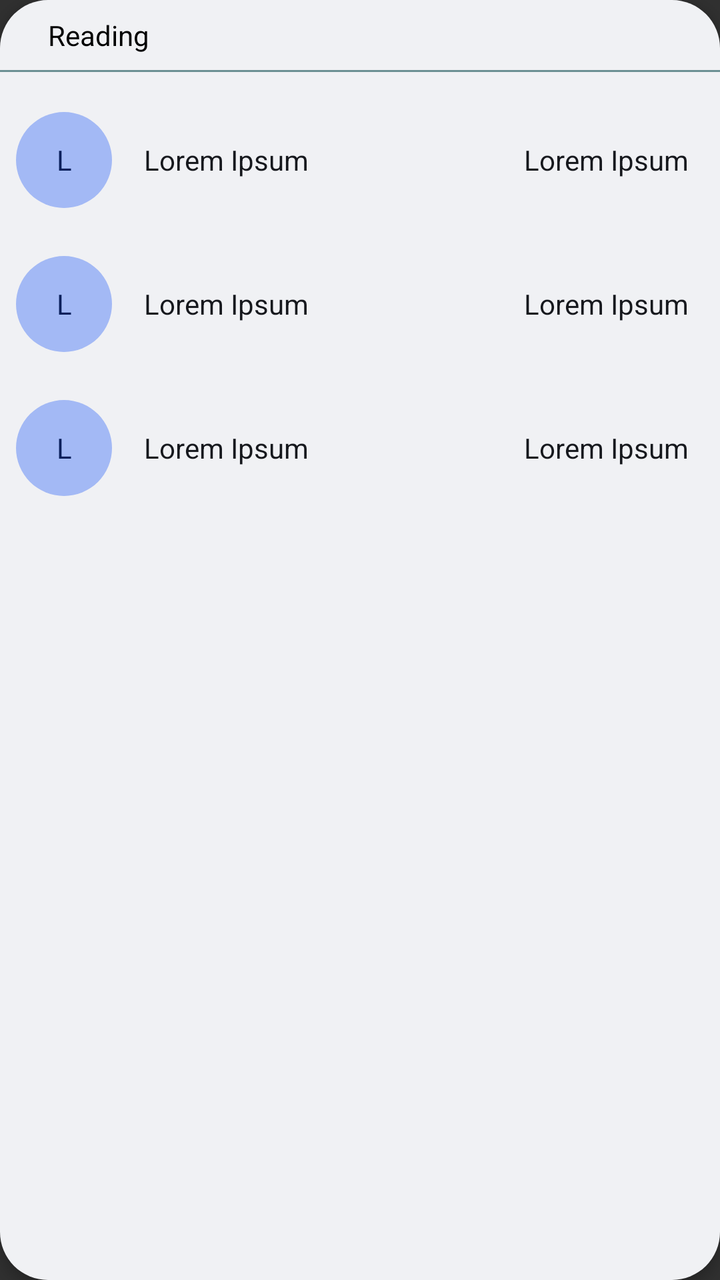
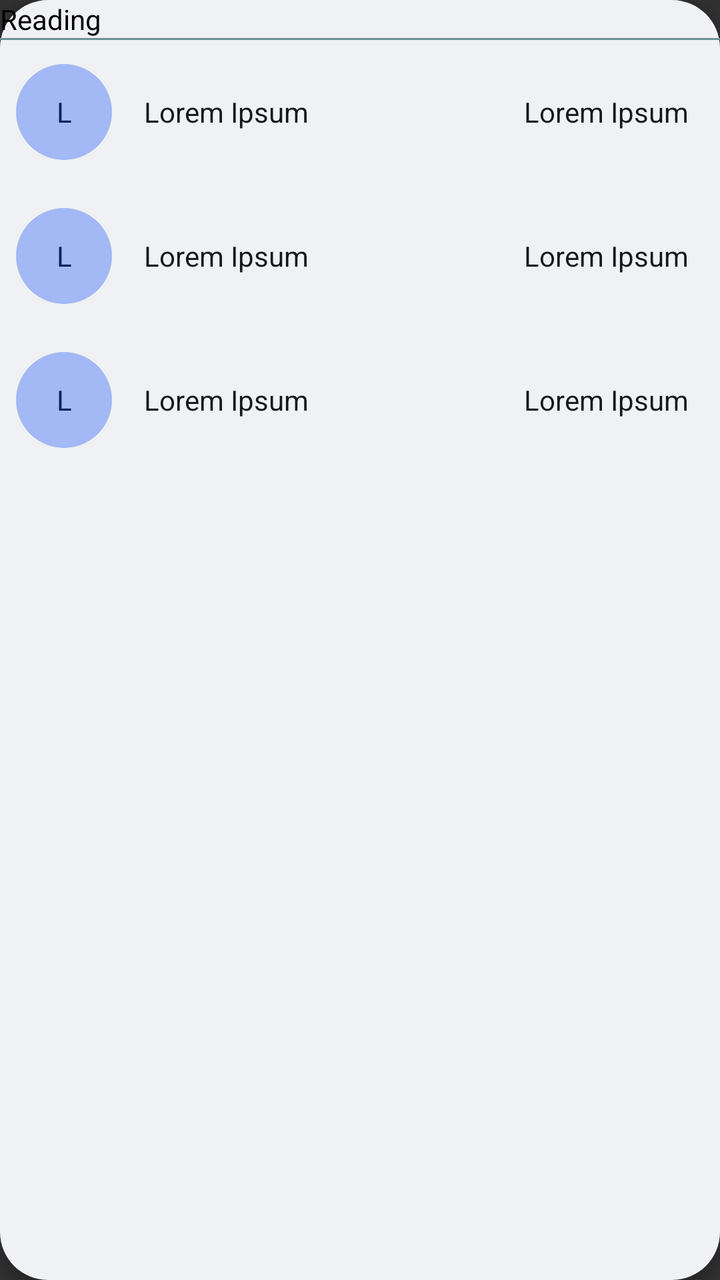

Screens rendered from an Android XML layout before and after an edit, with the pre-edit source and the edit as a unified diff.
<!-- AndroidManifest.xml: application theme Theme.MangaCheck -->
<!-- res/layout/reading_list_category.xml -->
<?xml version="1.0" encoding="utf-8"?>
<LinearLayout xmlns:android="http://schemas.android.com/apk/res/android"
    xmlns:app="http://schemas.android.com/apk/res-auto"
    android:layout_width="match_parent"
    android:layout_height="wrap_content"
    android:background="@drawable/basic_surface"
    android:elevation="4dp"
    android:orientation="vertical">

    <TextView
        android:id="@+id/status"
        android:layout_width="match_parent"
        android:layout_height="wrap_content"
        android:layout_marginHorizontal="@dimen/card_horizontal_margin"
        android:layout_marginTop="@dimen/card_top_margin"
        android:text="@string/status_comic_reading"
        android:textColor="@color/black"
        app:layout_constraintEnd_toEndOf="parent"
        app:layout_constraintStart_toStartOf="parent"
        app:layout_constraintTop_toTopOf="parent" />

    <View
        android:id="@+id/horizontal_straight_line"
        android:layout_width="match_parent"
        android:layout_height="1dp"
        android:layout_marginTop="@dimen/card_top_margin"
        android:layout_marginBottom="@dimen/card_top_margin"
        android:background="@drawable/horizontal_straight_line"
        app:layout_constraintEnd_toEndOf="parent"
        app:layout_constraintStart_toStartOf="parent"
        app:layout_constraintTop_toTopOf="parent" />

    <include layout="@layout/reading_list_entry" />

    <include layout="@layout/reading_list_entry" />

    <include layout="@layout/reading_list_entry" />
</LinearLayout>
<!-- res/layout/reading_list_entry.xml (included above) -->
<?xml version="1.0" encoding="utf-8"?>
<LinearLayout
    xmlns:android="http://schemas.android.com/apk/res/android"
    android:orientation="horizontal"
    android:layout_width="match_parent"
    android:layout_height="56dp"
    android:layout_marginBottom="@dimen/card_bottom_margin"
    android:layout_marginTop="@dimen/card_top_margin"
    >

    <TextView
        android:id="@+id/letter_circle"
        android:layout_width="@dimen/card_icon_button"
        android:layout_height="@dimen/card_icon_button"
        android:background="@drawable/reading_list_circle"
        android:layout_gravity="center"
        android:textColor="?colorOnPrimaryContainer"
        android:text="L"
        android:gravity="center"
        android:layout_marginStart="@dimen/card_top_margin"
        />

    <TextView
        android:id="@+id/manga_name"
        android:layout_width="wrap_content"
        android:layout_height="wrap_content"
        android:text="Lorem Ipsum"
        android:textColor="?colorOnSurface"
        android:layout_gravity="center"
        android:layout_marginStart="@dimen/card_elements_margin"
        />
    <TextView
        android:id="@+id/chapter"
        android:layout_width="match_parent"
        android:layout_height="wrap_content"
        android:text="Lorem Ipsum"
        android:textColor="?colorOnSurface"
        android:layout_gravity="center"
        android:gravity="end"
        android:layout_marginEnd="@dimen/card_elements_margin"
        />

</LinearLayout>
<!-- resources referenced by this layout -->
<resources>
  <color name="black">#FF000000</color>
  <dimen name="card_bottom_margin">8dp</dimen>
  <dimen name="card_elements_margin">16dp</dimen>
  <dimen name="card_horizontal_margin">24dp</dimen>
  <dimen name="card_icon_button">48dp</dimen>
  <dimen name="card_top_margin">8dp</dimen>
  <!-- drawable basic_surface (drawable) -->
  <?xml version="1.0" encoding="utf-8"?>
  <shape xmlns:android="http://schemas.android.com/apk/res/android"
      android:shape="rectangle">
      <solid android:color="?colorSurface" />
      <corners android:radius="@dimen/card_corner_radius" />
  </shape>
  <!-- drawable horizontal_straight_line (drawable) -->
  <?xml version="1.0" encoding="utf-8"?>
  <shape xmlns:android="http://schemas.android.com/apk/res/android"
      android:shape="rectangle">
      <solid android:color="?colorOutline" />
  </shape>
  <!-- drawable reading_list_circle (drawable) -->
  <?xml version="1.0" encoding="utf-8"?>
  <selector xmlns:android="http://schemas.android.com/apk/res/android">
      <item>
          <shape android:shape="oval">
              <solid android:color="?colorPrimaryContainer" />
          </shape>
      </item>
  </selector>
  <string name="status_comic_reading">Reading</string>
  <dimen name="card_corner_radius">24dp</dimen>
  <color name="primary_35">#1038A2</color>
  <color name="primary_80">#A3B9F5</color>
  <color name="white">#FFFFFFFF</color>
  <color name="primary_20">#0A205C</color>
  <color name="secondary_35">#0A9FA9</color>
  <color name="secondary_80">#9FF4F9</color>
  <color name="secondary_20">#065B60</color>
  <color name="tertiary_35">#3D4C76</color>
  <color name="tertiary_80">#BCC4DC</color>
  <color name="tertiary_20">#232B43</color>
  <color name="error_35">#B22200</color>
  <color name="error_80">#FFAC99</color>
  <color name="error_20">#661300</color>
  <color name="Natural_80">#C4C9D4</color>
  <color name="Natural_10">#16181D</color>
  <color name="Natural_95">#F0F1F4</color>
  <color name="Natural_20">#2B303B</color>
  <color name="VNatural_90">#E2E9E9</color>
  <color name="VNatural_30">#415658</color>
  <color name="VNatural_50">#6C9093</color>
  <color name="VNatural_80">#C4D3D4</color>
  <style name="mySpinnerItemSelectedStyle" parent="@android:style/Widget.Holo.TextView.SpinnerItem">
          <item name="android:textColor">@color/black</item>
      </style>
  <!-- unchanged entries left out for length: 1 -->
</resources>

<!-- the commit's change to res/layout/reading_list_category.xml (unified diff, before → after) -->
@@ -11,8 +11,8 @@
         android:id="@+id/status"
         android:layout_width="match_parent"
         android:layout_height="wrap_content"
-        android:layout_marginHorizontal="@dimen/card_horizontal_margin"
-        android:layout_marginTop="@dimen/card_top_margin"
+        android:layout_marginHorizontal="@dimen/card_margin"
+        android:layout_marginTop="@dimen/card_margin"
         android:text="@string/status_comic_reading"
         android:textColor="@color/black"
         app:layout_constraintEnd_toEndOf="parent"
@@ -23,8 +23,8 @@
         android:id="@+id/horizontal_straight_line"
         android:layout_width="match_parent"
         android:layout_height="1dp"
-        android:layout_marginTop="@dimen/card_top_margin"
-        android:layout_marginBottom="@dimen/card_top_margin"
+        android:layout_marginTop="@dimen/card_margin"
+        android:layout_marginBottom="@dimen/card_margin"
         android:background="@drawable/horizontal_straight_line"
         app:layout_constraintEnd_toEndOf="parent"
         app:layout_constraintStart_toStartOf="parent"
<!-- resource entries referenced after the edit -->
@@ -3,7 +3,6 @@
   <color name="black">#FF000000</color>
   <dimen name="card_bottom_margin">8dp</dimen>
   <dimen name="card_elements_margin">16dp</dimen>
-  <dimen name="card_horizontal_margin">24dp</dimen>
   <dimen name="card_icon_button">48dp</dimen>
   <dimen name="card_top_margin">8dp</dimen>
   <!-- drawable basic_surface (drawable) -->
